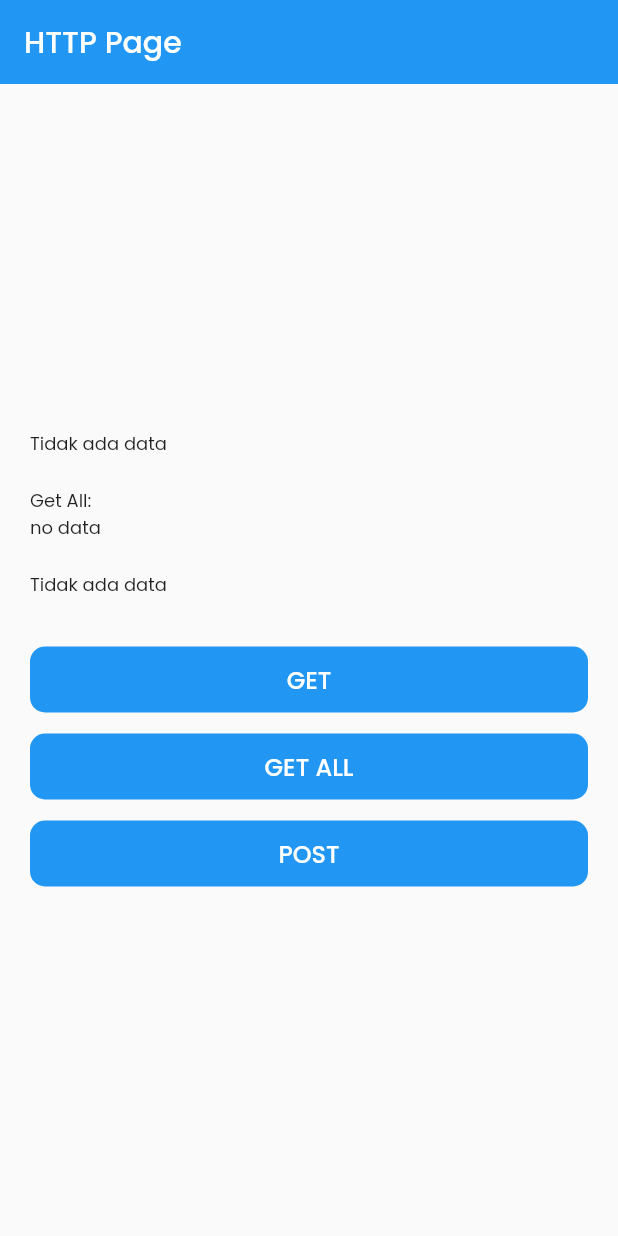
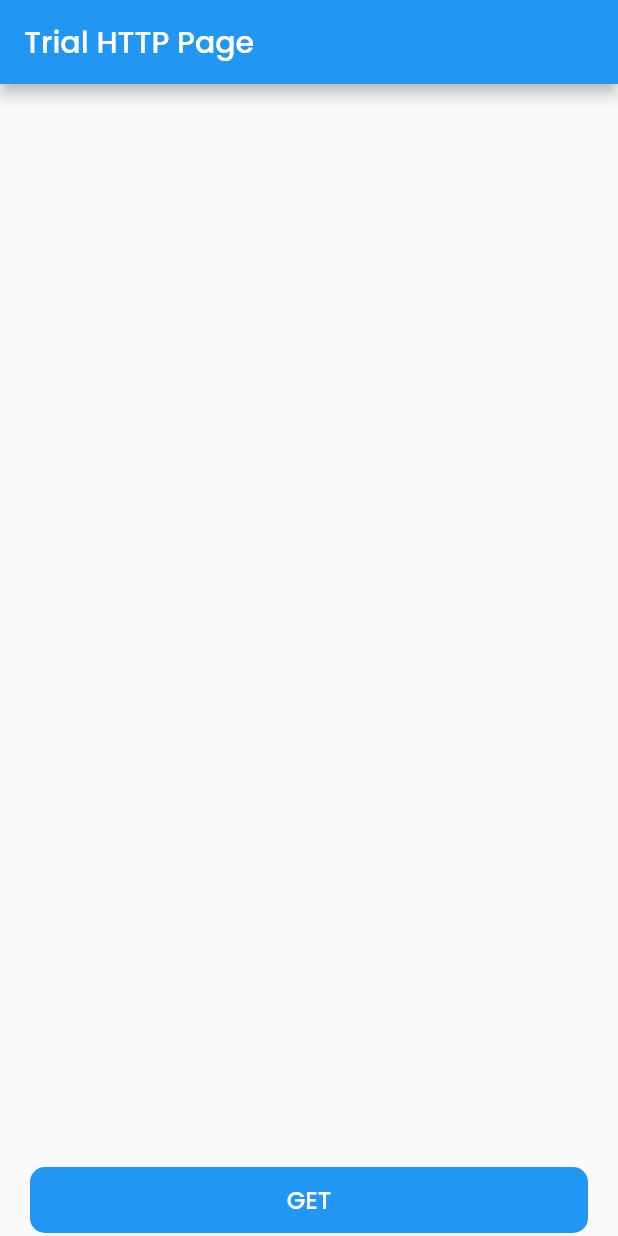
Before and after one commit to krsx/http_learning, a Flutter app: the screen it shows after launch, on a phone screen of 412 x 824 dp. Run offline on Flutter 3.47's test engine with Material 2 defaults, Android fonts, the phone set to English and light mode, and no system bars; our stand-ins replace google_fonts; accounts and stored records are empty.

Commit message:
Initial trial

```diff
--- a/lib/main.dart
+++ b/lib/main.dart
@@ -1,4 +1,5 @@
 import 'package:api_learning/http_page.dart';
+import 'package:api_learning/trial_page.dart';
 import 'package:flutter/material.dart';
 
 void main() {
@@ -28,7 +29,7 @@ class MyApp extends StatelessWidget {
         // is not restarted.
         primarySwatch: Colors.blue,
       ),
-      home: HttpPage(),
+      home: TrialPage(),
     );
   }
 }
--- /dev/null
+++ b/lib/todo_model.dart
@@ -0,0 +1,52 @@
+import 'dart:convert';
+
+import 'package:flutter/material.dart';
+import 'package:http/http.dart' as http;
+
+class TodoModel {
+  String title;
+  String detail;
+  bool isDone;
+  int id;
+
+  TodoModel(
+      {required this.title,
+      required this.detail,
+      required this.isDone,
+      required this.id});
+
+  factory TodoModel.createTodoModel(Map<String, dynamic> jsonObject) {
+    return TodoModel(
+      title: jsonObject["title"],
+      detail: jsonObject["detail"],
+      isDone: jsonObject["done"],
+      id: jsonObject["id"],
+    );
+  }
+
+  // static Future<TodoModel> connectToApi() async {
+  //   String apiUrl = "https://workshop-b201-todo.herokuapp.com/tasks";
+  //   var apiResult = await http.get(Uri.parse(apiUrl));
+  //   var jsonObject = json.decode(apiResult.body);
+  //   var todo = jsonObject as Map<String, dynamic>;
+  //   return TodoModel.createTodoModel(todo);
+  // }
+
+  static Future<List<TodoModel>> getTodos() async {
+    String apiUrl = "https://workshop-b201-todo.herokuapp.com/tasks";
+    var apiResult = await http.get(Uri.parse(apiUrl));
+    var jsonObject = json.decode(apiResult.body);
+    print("ini json object");
+    print(jsonObject);
+    // List<dynamic> listTodo = (jsonObject as Map<String, dynamic>)[''];
+    List<TodoModel> todos = [];
+    for (var i = 0; i < jsonObject.length; i++) {
+      todos.add(TodoModel.createTodoModel(jsonObject[i]));
+    }
+
+    print("=");
+    print("ini todo");
+    print(todos);
+    return todos;
+  }
+}
--- /dev/null
+++ b/lib/trial_page.dart
@@ -0,0 +1,171 @@
+import 'package:api_learning/todo_model.dart';
+import 'package:flutter/material.dart';
+import 'package:google_fonts/google_fonts.dart';
+
+class TrialPage extends StatefulWidget {
+  const TrialPage({Key? key}) : super(key: key);
+
+  @override
+  State<TrialPage> createState() => _TrialPageState();
+}
+
+class _TrialPageState extends State<TrialPage> {
+  TodoModel? todo;
+  String output = "No data";
+  List title = [];
+  List detail = [];
+  List isDone = [];
+
+  Widget buttonGet() {
+    return SizedBox(
+      width: double.infinity,
+      child: ElevatedButton(
+        style: ButtonStyle(
+          elevation: MaterialStateProperty.all(0),
+          padding: MaterialStateProperty.all(
+            const EdgeInsets.symmetric(vertical: 10),
+          ),
+          shape: MaterialStateProperty.all(
+            RoundedRectangleBorder(
+              borderRadius: BorderRadius.circular(10),
+            ),
+          ),
+          backgroundColor: MaterialStateProperty.all(Colors.blue),
+        ),
+        onPressed: () {
+          TodoModel.getTodos().then((value) {
+            output = "";
+            for (var i = 0; i < value.length; i++) {
+              title.add(value[i].title);
+              detail.add(value[i].detail);
+              isDone.add(value[i].isDone);
+
+              setState(() {});
+            }
+          });
+        },
+        child: Text(
+          "GET",
+          style: GoogleFonts.poppins(
+            fontWeight: FontWeight.w500,
+            fontSize: 16,
+          ),
+        ),
+      ),
+    );
+  }
+
+  @override
+  Widget build(BuildContext context) {
+    return SafeArea(
+        child: Scaffold(
+      appBar: AppBar(
+        title: Text(
+          "Trial HTTP Page",
+          style: GoogleFonts.poppins(
+            fontWeight: FontWeight.w500,
+            color: Colors.white,
+          ),
+        ),
+      ),
+      body: Padding(
+        padding: const EdgeInsets.symmetric(
+          horizontal: 20,
+        ),
+        child: Column(
+          mainAxisAlignment: MainAxisAlignment.center,
+          children: [
+            // Text(
+            //   output,
+            // ),
+            Expanded(
+              child: ListView.builder(
+                itemCount: title.length,
+                itemBuilder: (context, index) {
+                  return Column(
+                    children: [
+                      Padding(
+                        padding: const EdgeInsets.all(8.0),
+                        child: Row(
+                          children: [
+                            Checkbox(
+                              value: isDone[index],
+                              onChanged: (value) {
+                                setState(() {
+                                  isDone[index] = value;
+                                });
+                              },
+                            ),
+                            const SizedBox(
+                              width: 8,
+                            ),
+                            Expanded(
+                              child: GestureDetector(
+                                onTap: () {
+                                  // Navigator.push(
+                                  //   context,
+                                  //   MaterialPageRoute(
+                                  //     builder: (context) => const DetailTodoPage(),
+                                  //   ),
+                                  // );
+                                },
+                                child: Column(
+                                  mainAxisSize: MainAxisSize.max,
+                                  crossAxisAlignment: CrossAxisAlignment.start,
+                                  children: [
+                                    Text(
+                                      title[index],
+                                      style: GoogleFonts.poppins(
+                                        fontWeight: FontWeight.w500,
+                                      ),
+                                    ),
+                                    Text(
+                                      detail[index],
+                                      style: GoogleFonts.poppins(
+                                        fontWeight: FontWeight.w400,
+                                        fontSize: 12,
+                                      ),
+                                    )
+                                  ],
+                                ),
+                              ),
+                            ),
+                            GestureDetector(
+                              onTap: () {
+                                Navigator.pushNamed(context, "/edit");
+                              },
+                              child: const Icon(Icons.edit),
+                            ),
+                            const SizedBox(
+                              width: 14,
+                            ),
+                            GestureDetector(
+                              onTap: () {},
+                              child: const Icon(Icons.delete),
+                            ),
+                            const SizedBox(
+                              width: 10,
+                            ),
+                          ],
+                        ),
+                      ),
+                      const Divider(
+                        height: 2,
+                        thickness: 1,
+                        color: Colors.grey,
+                      )
+                    ],
+                  );
+                },
+              ),
+            ),
+            const SizedBox(
+              height: 20,
+            ),
+            buttonGet(),
+          ],
+        ),
+      ),
+    ));
+  }
+}
```
Also changed, not shown: lib/user_model.dart (+8 -0 lines).
